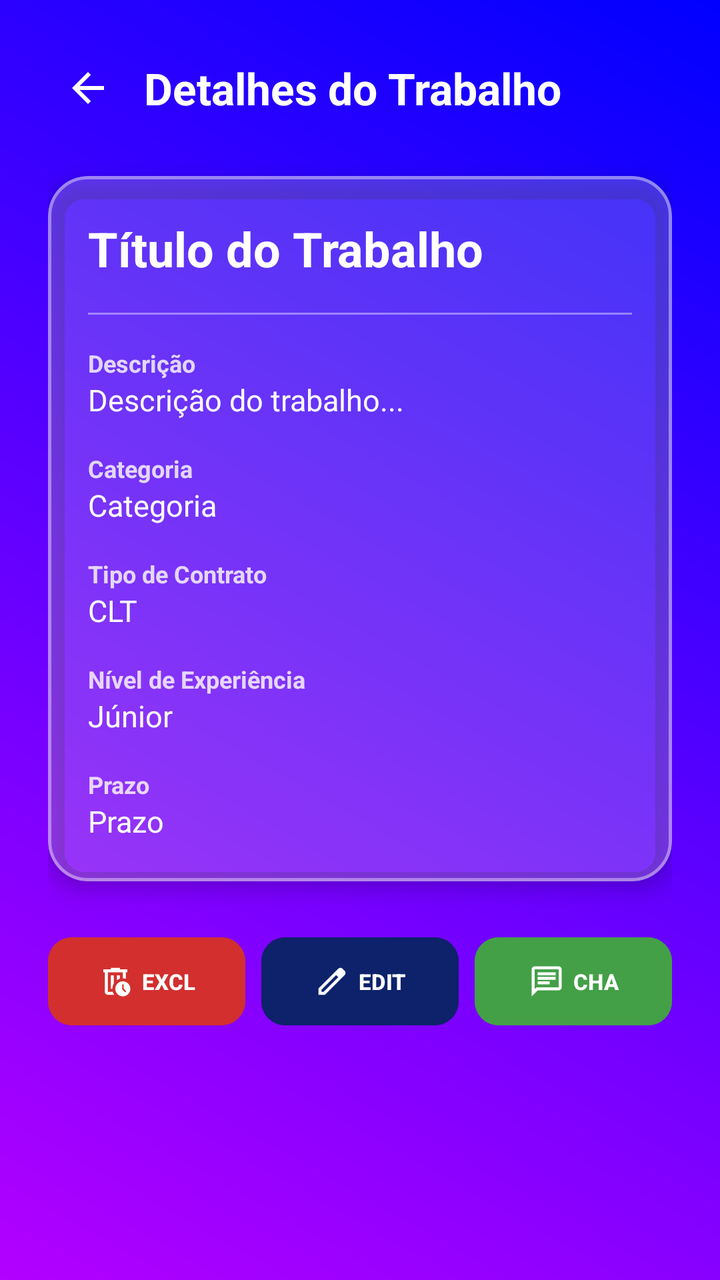
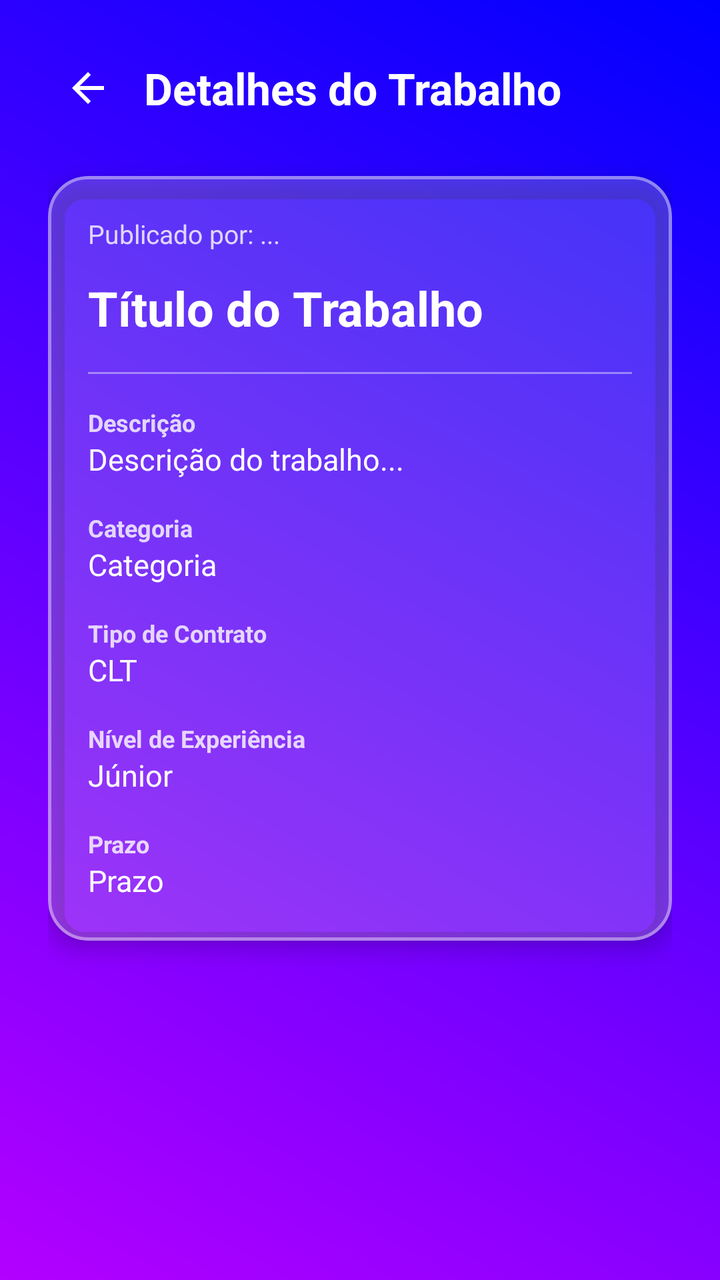

Compare the two renders of this Android layout. The source of the first and the diff that turns it into the second are given below.
<!-- AndroidManifest.xml: application theme Theme.PlataformaRemota -->
<!-- res/layout/activity_main2.xml -->
<?xml version="1.0" encoding="utf-8"?>
<ScrollView xmlns:android="http://schemas.android.com/apk/res/android"
    xmlns:app="http://schemas.android.com/apk/res-auto"
    xmlns:tools="http://schemas.android.com/tools"
    android:layout_width="match_parent"
    android:layout_height="match_parent"
    android:background="@drawable/background_gradiente"
    android:fillViewport="true">

    <LinearLayout
        android:layout_width="match_parent"
        android:layout_height="wrap_content"
        android:orientation="vertical"
        android:padding="24dp">

        
        <LinearLayout
            android:layout_width="match_parent"
            android:layout_height="wrap_content"
            android:gravity="center_vertical"
            android:orientation="horizontal"
            android:layout_marginBottom="24dp">

            <ImageView
                android:id="@+id/btnVoltar"
                android:layout_width="40dp"
                android:layout_height="40dp"
                android:padding="8dp"
                android:background="?attr/selectableItemBackgroundBorderless"
                android:clickable="true"
                android:focusable="true"
                android:contentDescription="Voltar"
                android:src="@drawable/ic_arrow_back"
                app:tint="@color/white" />

            <TextView
                android:layout_width="0dp"
                android:layout_height="wrap_content"
                android:layout_weight="1"
                android:layout_marginStart="8dp"
                android:text="Detalhes do Trabalho"
                android:textColor="@color/white"
                android:textSize="22sp"
                android:textStyle="bold" />
        </LinearLayout>

        
        <com.google.android.material.card.MaterialCardView
            android:layout_width="match_parent"
            android:layout_height="wrap_content"
            android:layout_marginBottom="24dp"
            app:cardBackgroundColor="#33FFFFFF"
            app:cardCornerRadius="20dp"
            app:cardElevation="6dp"
            app:strokeWidth="1.5dp"
            app:strokeColor="#66FFFFFF">

            <LinearLayout
                android:layout_width="match_parent"
                android:layout_height="wrap_content"
                android:orientation="vertical"
                android:padding="20dp">

                
                <TextView
                    android:id="@+id/txtTituloDetalhe"
                    android:layout_width="match_parent"
                    android:layout_height="wrap_content"
                    android:layout_marginBottom="16dp"
                    android:text="Título do Trabalho"
                    android:textColor="@color/white"
                    android:textSize="24sp"
                    android:textStyle="bold" />

                <View
                    android:layout_width="match_parent"
                    android:layout_height="1dp"
                    android:layout_marginBottom="16dp"
                    android:background="#66FFFFFF" />

                
                <TextView
                    android:layout_width="wrap_content"
                    android:layout_height="wrap_content"
                    android:text="Descrição"
                    android:textColor="#CCFFFFFF"
                    android:textSize="12sp"
                    android:textStyle="bold" />

                <TextView
                    android:id="@+id/txtDescricaoDetalhe"
                    android:layout_width="match_parent"
                    android:layout_height="wrap_content"
                    android:layout_marginBottom="16dp"
                    android:text="Descrição do trabalho..."
                    android:textColor="@color/white"
                    android:textSize="15sp" />

                
                <TextView
                    android:layout_width="wrap_content"
                    android:layout_height="wrap_content"
                    android:text="Categoria"
                    android:textColor="#CCFFFFFF"
                    android:textSize="12sp"
                    android:textStyle="bold" />

                <TextView
                    android:id="@+id/txtCategoriaDetalhe"
                    android:layout_width="match_parent"
                    android:layout_height="wrap_content"
                    android:layout_marginBottom="16dp"
                    android:text="Categoria"
                    android:textColor="@color/white"
                    android:textSize="15sp" />

                
                <TextView
                    android:layout_width="wrap_content"
                    android:layout_height="wrap_content"
                    android:text="Tipo de Contrato"
                    android:textColor="#CCFFFFFF"
                    android:textSize="12sp"
                    android:textStyle="bold" />

                <TextView
                    android:id="@+id/txtTipoContratoDetalhe"
                    android:layout_width="match_parent"
                    android:layout_height="wrap_content"
                    android:layout_marginBottom="16dp"
                    android:text="CLT"
                    android:textColor="@color/white"
                    android:textSize="15sp" />

                
                <TextView
                    android:layout_width="wrap_content"
                    android:layout_height="wrap_content"
                    android:text="Nível de Experiência"
                    android:textColor="#CCFFFFFF"
                    android:textSize="12sp"
                    android:textStyle="bold" />

                <TextView
                    android:id="@+id/txtNivelDetalhe"
                    android:layout_width="match_parent"
                    android:layout_height="wrap_content"
                    android:layout_marginBottom="16dp"
                    android:text="Júnior"
                    android:textColor="@color/white"
                    android:textSize="15sp" />

                
                <TextView
                    android:layout_width="wrap_content"
                    android:layout_height="wrap_content"
                    android:text="Prazo"
                    android:textColor="#CCFFFFFF"
                    android:textSize="12sp"
                    android:textStyle="bold" />

                <TextView
                    android:id="@+id/txtPrazoDetalhe"
                    android:layout_width="match_parent"
                    android:layout_height="wrap_content"
                    android:text="Prazo"
                    android:textColor="@color/white"
                    android:textSize="15sp" />
            </LinearLayout>
        </com.google.android.material.card.MaterialCardView>

        
        <LinearLayout
            android:layout_width="match_parent"
            android:layout_height="wrap_content"
            android:orientation="horizontal"
            android:weightSum="3">

            <com.google.android.material.button.MaterialButton
                android:id="@+id/btnExcluir"
                android:layout_width="0dp"
                android:layout_height="52dp"
                android:layout_weight="1"
                android:layout_marginEnd="4dp"
                android:backgroundTint="#D32F2F"
                android:text="EXCLUIR"
                android:textColor="#FFFFFF"
                android:textSize="11sp"
                android:textStyle="bold"
                android:maxLines="1"
                app:cornerRadius="12dp"
                app:icon="@drawable/ic_delete"
                app:iconGravity="textStart"
                app:iconPadding="4dp"
                app:iconTint="#FFFFFF"
                app:iconSize="18dp" />

            <com.google.android.material.button.MaterialButton
                android:id="@+id/btnEditar"
                android:layout_width="0dp"
                android:layout_height="52dp"
                android:layout_weight="1"
                android:layout_marginHorizontal="4dp"
                android:backgroundTint="#0D226B"
                android:text="EDITAR"
                android:textColor="#FFFFFF"
                android:textSize="11sp"
                android:textStyle="bold"
                android:maxLines="1"
                app:cornerRadius="12dp"
                app:icon="@drawable/ic_edit"
                app:iconGravity="textStart"
                app:iconPadding="4dp"
                app:iconTint="#FFFFFF"
                app:iconSize="18dp" />

            <com.google.android.material.button.MaterialButton
                android:id="@+id/btnChat"
                android:layout_width="0dp"
                android:layout_height="52dp"
                android:layout_weight="1"
                android:layout_marginStart="4dp"
                android:backgroundTint="#43A047"
                android:text="CHAT"
                android:textColor="#FFFFFF"
                android:textSize="11sp"
                android:textStyle="bold"
                android:maxLines="1"
                app:cornerRadius="12dp"
                app:icon="@drawable/ic_chat"
                app:iconGravity="textStart"
                app:iconPadding="4dp"
                app:iconTint="#FFFFFF"
                app:iconSize="18dp" />
        </LinearLayout>

    </LinearLayout>
</ScrollView>
<!-- resources referenced by this layout -->
<resources>
  <color name="white">#FFFFFFFF</color>
  <!-- drawable background_gradiente (drawable) -->
  <?xml version="1.0" encoding="utf-8"?>
  <shape xmlns:android="http://schemas.android.com/apk/res/android">
      <gradient
          android:startColor="#B300FF"
          android:endColor="#0000FF"
          android:angle="45"/>
  </shape>
  <!-- drawable ic_arrow_back (drawable) -->
  <vector xmlns:android="http://schemas.android.com/apk/res/android" android:autoMirrored="true" android:height="24dp" android:tint="#000000" android:viewportHeight="960" android:viewportWidth="960" android:width="24dp">
        
      <path android:fillColor="@android:color/white" android:pathData="M313,520L537,744L480,800L160,480L480,160L537,216L313,440L800,440L800,520L313,520Z"/>
      
  </vector>
  <!-- drawable ic_chat (drawable) -->
  <vector xmlns:android="http://schemas.android.com/apk/res/android" android:autoMirrored="true" android:height="24dp" android:tint="#000000" android:viewportHeight="960" android:viewportWidth="960" android:width="24dp">
        
      <path android:fillColor="@android:color/white" android:pathData="M240,560L560,560L560,480L240,480L240,560ZM240,440L720,440L720,360L240,360L240,440ZM240,320L720,320L720,240L240,240L240,320ZM80,880L80,160Q80,127 103.5,103.5Q127,80 160,80L800,80Q833,80 856.5,103.5Q880,127 880,160L880,640Q880,673 856.5,696.5Q833,720 800,720L240,720L80,880ZM206,640L800,640Q800,640 800,640Q800,640 800,640L800,160Q800,160 800,160Q800,160 800,160L160,160Q160,160 160,160Q160,160 160,160L160,685L206,640ZM160,640L160,640L160,160Q160,160 160,160Q160,160 160,160L160,160Q160,160 160,160Q160,160 160,160L160,640Q160,640 160,640Q160,640 160,640Z"/>
      
  </vector>
  <!-- drawable ic_edit (drawable) -->
  <vector xmlns:android="http://schemas.android.com/apk/res/android" android:height="24dp" android:tint="#000000" android:viewportHeight="960" android:viewportWidth="960" android:width="24dp">
        
      <path android:fillColor="@android:color/white" android:pathData="M200,760L257,760L648,369L591,312L200,703L200,760ZM120,840L120,670L648,143Q660,132 674.5,126Q689,120 705,120Q721,120 736,126Q751,132 762,144L817,200Q829,211 834.5,226Q840,241 840,256Q840,272 834.5,286.5Q829,301 817,313L290,840L120,840ZM760,256L760,256L704,200L704,200L760,256ZM619,341L591,312L591,312L648,369L648,369L619,341Z"/>
      
  </vector>
  <style name="Theme.PlataformaRemota" parent="Base.Theme.PlataformaRemota" />
  <style name="Base.Theme.PlataformaRemota" parent="Theme.Material3.DayNight.NoActionBar">
          
          
      </style>
  <!-- unchanged entries left out for length: 1 -->
</resources>

<!-- the commit's change to res/layout/activity_main2.xml (unified diff, before → after) -->
@@ -63,6 +63,16 @@
 
                 
                 <TextView
+                    android:id="@+id/txtCriador"
+                    android:layout_width="match_parent"
+                    android:layout_height="wrap_content"
+                    android:layout_marginBottom="12dp"
+                    android:text="Publicado por: ..."
+                    android:textColor="#CCFFFFFF"
+                    android:textSize="13sp" />
+
+                
+                <TextView
                     android:id="@+id/txtTituloDetalhe"
                     android:layout_width="match_parent"
                     android:layout_height="wrap_content"
@@ -171,10 +181,12 @@
 
         
         <LinearLayout
+            android:id="@+id/layoutBotoesCriador"
             android:layout_width="match_parent"
             android:layout_height="wrap_content"
             android:orientation="horizontal"
-            android:weightSum="3">
+            android:weightSum="3"
+            android:visibility="gone">
 
             <com.google.android.material.button.MaterialButton
                 android:id="@+id/btnExcluir"
@@ -234,5 +246,23 @@
                 app:iconSize="18dp" />
         </LinearLayout>
 
+        
+        <com.google.android.material.button.MaterialButton
+            android:id="@+id/btnCandidatar"
+            android:layout_width="match_parent"
+            android:layout_height="56dp"
+            android:backgroundTint="#43A047"
+            android:text="CADASTRAR-SE NO TRABALHO"
+            android:textColor="#FFFFFF"
+            android:textSize="14sp"
+            android:textStyle="bold"
+            android:visibility="gone"
+            app:cornerRadius="28dp"
+            app:elevation="4dp"
+            app:icon="@drawable/ic_add"
+            app:iconGravity="textStart"
+            app:iconPadding="8dp"
+            app:iconTint="#FFFFFF" />
+
     </LinearLayout>
 </ScrollView>
<!-- resource entries referenced after the edit -->
@@ -9,6 +9,12 @@
           android:endColor="#0000FF"
           android:angle="45"/>
   </shape>
+  <!-- drawable ic_add (drawable) -->
+  <vector xmlns:android="http://schemas.android.com/apk/res/android" android:height="24dp" android:tint="#000000" android:viewportHeight="960" android:viewportWidth="960" android:width="24dp">
+        
+      <path android:fillColor="@android:color/white" android:pathData="M440,520L200,520L200,440L440,440L440,200L520,200L520,440L760,440L760,520L520,520L520,760L440,760L440,520Z"/>
+      
+  </vector>
   <!-- drawable ic_arrow_back (drawable) -->
   <vector xmlns:android="http://schemas.android.com/apk/res/android" android:autoMirrored="true" android:height="24dp" android:tint="#000000" android:viewportHeight="960" android:viewportWidth="960" android:width="24dp">
         
